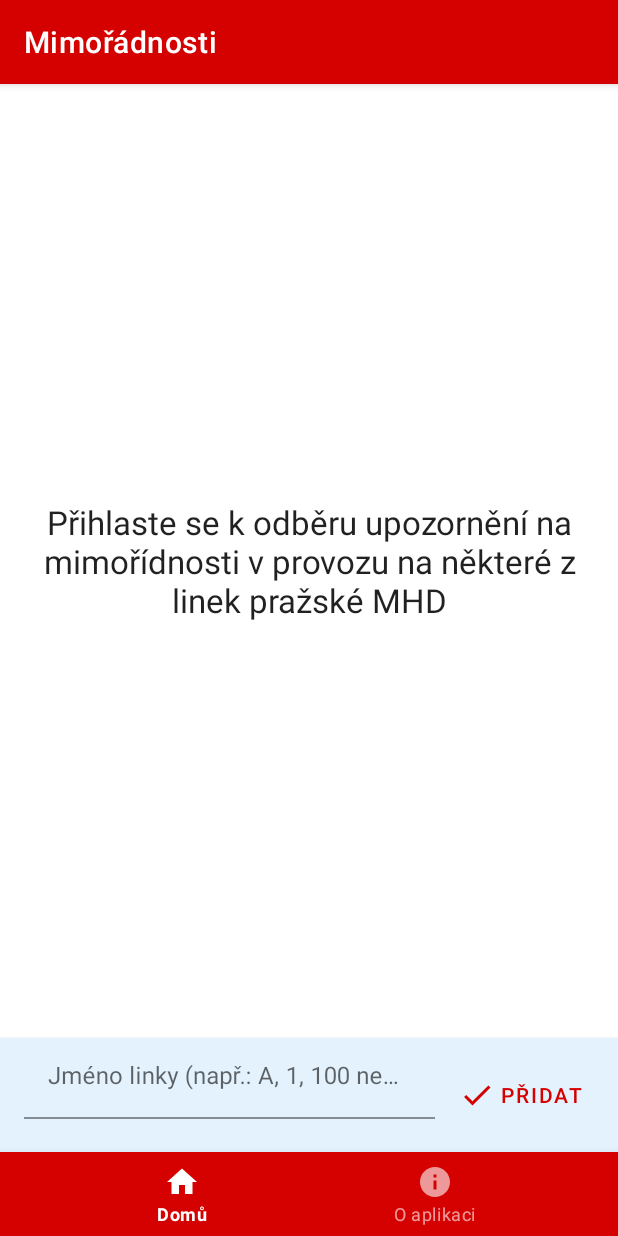
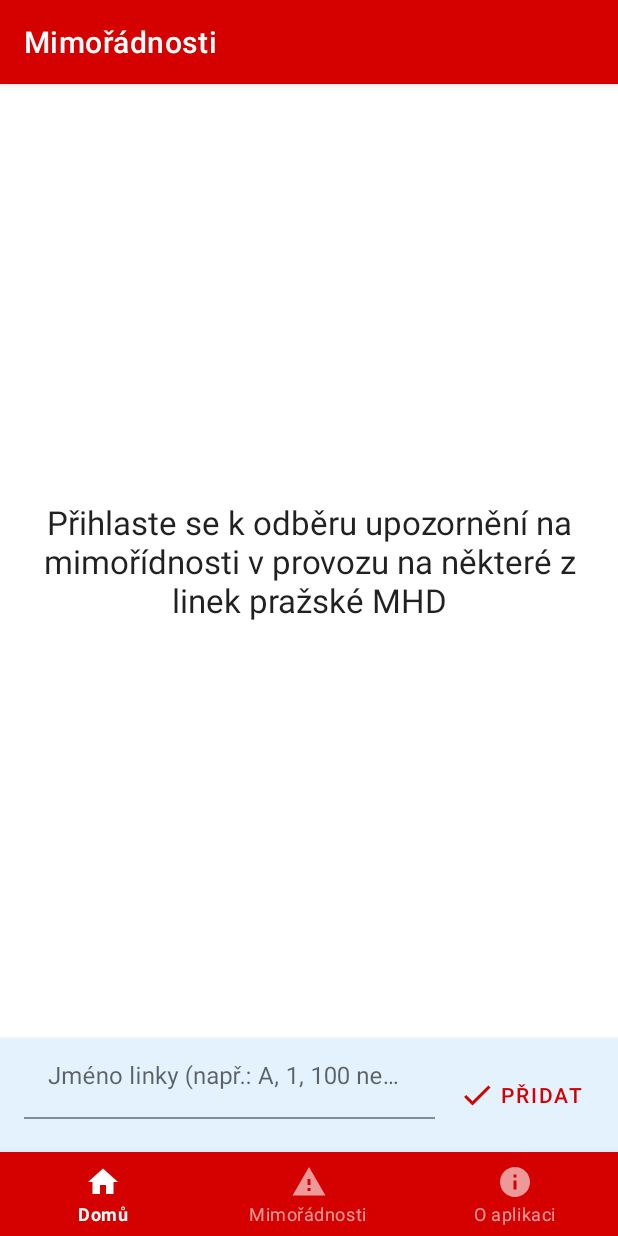
Before and after one commit to zdenda/Disruptions, an Android app: the screen it shows after launch (MainActivity), on a phone screen of 412 x 824 dp. Run offline under Robolectric (Android 15) with nearby library versions, the phone set to English and light mode, and no system bars; our stand-ins replace Room's generated code, navigation-ui; 1 statement that could not run was skipped.

Commit message:
add fragment for list of received notifications for disruptions
empty for now

```diff
--- a/app/build.gradle
+++ b/app/build.gradle
@@ -63,6 +63,7 @@ dependencies {
     implementation "androidx.navigation:navigation-fragment-ktx:$navVersion"
     implementation "androidx.navigation:navigation-ui-ktx:$navVersion"
     implementation 'androidx.recyclerview:recyclerview:1.1.0-alpha04'
+    implementation 'androidx.legacy:legacy-support-v4:1.0.0'
 
     debugImplementation 'com.facebook.stetho:stetho:1.5.1'
 
--- /dev/null
+++ b/app/src/main/res/drawable/ic_warning_black_24dp.xml
@@ -0,0 +1,11 @@
+<vector xmlns:android="http://schemas.android.com/apk/res/android"
+    android:width="24dp"
+    android:height="24dp"
+    android:viewportWidth="24.0"
+    android:viewportHeight="24.0">
+
+    <path
+        android:fillColor="#FF000000"
+        android:pathData="M1,21h22L12,2 1,21zM13,18h-2v-2h2v2zM13,14h-2v-4h2v4z" />
+
+</vector>
--- a/app/src/main/res/menu/bottom_navigation.xml
+++ b/app/src/main/res/menu/bottom_navigation.xml
@@ -7,6 +7,11 @@
         android:title="@string/title_home" />
 
     <item
+        android:id="@id/disruptionsFragment"
+        android:icon="@drawable/ic_warning_black_24dp"
+        android:title="@string/title_disruptions" />
+
+    <item
         android:id="@id/aboutFragment"
         android:icon="@drawable/ic_info_black_24dp"
         android:title="@string/title_about" />
--- a/app/src/main/res/navigation/nav_graph.xml
+++ b/app/src/main/res/navigation/nav_graph.xml
@@ -10,14 +10,18 @@
         android:id="@+id/subscriptionsFragment"
         android:name="eu.zkkn.android.disruptions.SubscriptionsFragment"
         android:label="fragment_subscriptions"
-        tools:layout="@layout/fragment_subscriptions" >
-    </fragment>
+        tools:layout="@layout/fragment_subscriptions" />
+
+    <fragment
+        android:id="@+id/disruptionsFragment"
+        android:name="eu.zkkn.android.disruptions.DisruptionsFragment"
+        android:label="fragment_disruptions"
+        tools:layout="@layout/fragment_disruptions" />
 
     <fragment
         android:id="@+id/aboutFragment"
         android:name="eu.zkkn.android.disruptions.AboutFragment"
         android:label="fragment_about"
-        tools:layout="@layout/fragment_about" >
-    </fragment>
+        tools:layout="@layout/fragment_about" />
 
 </navigation>
--- a/app/src/main/res/values/strings.xml
+++ b/app/src/main/res/values/strings.xml
@@ -2,6 +2,7 @@
     <string name="app_name">Mimořádnosti</string>
 
     <string name="title_home">Domů</string>
+    <string name="title_disruptions">Mimořádnosti</string>
     <string name="title_about">O aplikaci</string>
 
     <string name="line_name">Linka %1$s</string>
```
Also changed, not shown: app/src/main/java/eu/zkkn/android/disruptions/DisruptionsFragment.kt (added, +17 -0 lines), app/src/main/res/layout/fragment_disruptions.xml (added, +8 -0 lines).
